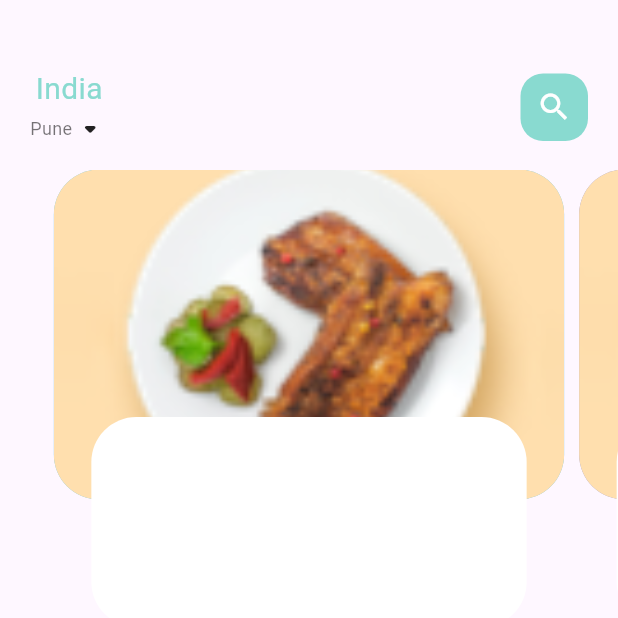
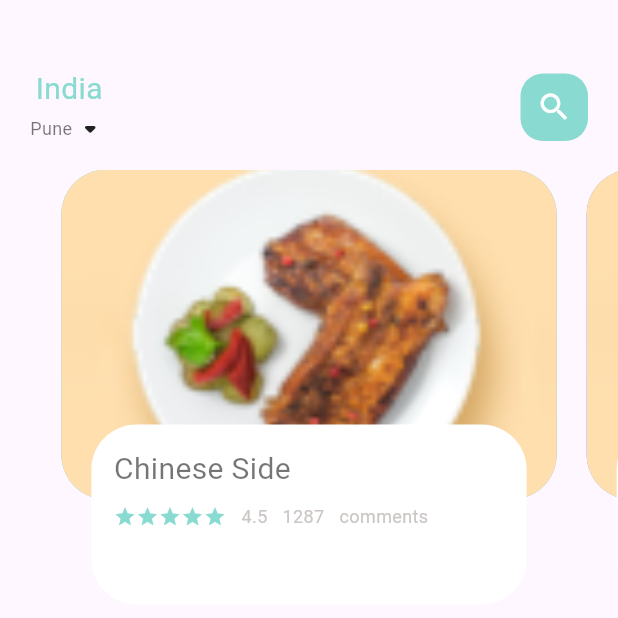
Before and after one commit to AkshayAshokCode/FoodDelivery, a Flutter app: the screen it shows after launch, on a phone screen of 412 x 824 dp, the top half of it. Run offline on Flutter 3.47's test engine with Material 3 defaults, Android fonts, the phone set to English and light mode, and no system bars.

Commit message:
add UI components on container

```diff
--- a/lib/home/food_page_body.dart
+++ b/lib/home/food_page_body.dart
@@ -1,5 +1,9 @@
 import 'package:flutter/cupertino.dart';
 import 'package:flutter/material.dart';
+import 'package:food_delivery/utils/colors.dart';
+
+import '../widgets/big_text.dart';
+import '../widgets/small_text.dart';
 
 class FoodPageBody extends StatefulWidget {
   const FoodPageBody({super.key});
@@ -41,7 +45,7 @@ class _FoodPageBodyState extends State<FoodPageBody> with SingleTickerProviderSt
       children: [
         Container(
         height: 220,
-        margin: EdgeInsets.only(left: 5, right: 5),
+        margin: EdgeInsets.only(left: 10, right: 10),
         decoration: BoxDecoration(
             borderRadius: BorderRadius.circular(30),
             color: index.isEven?Color(0xFF69c5df):Color(0xFF9294cc),
@@ -56,14 +60,42 @@ class _FoodPageBodyState extends State<FoodPageBody> with SingleTickerProviderSt
         Align(
           alignment: Alignment.bottomCenter,
           child: Container(
-              height: 140,
-              margin: EdgeInsets.only(left: 30, right: 30, bottom: 15),
+              height: 120,
+              margin: EdgeInsets.only(left: 30, right: 30, bottom: 30),
               decoration: BoxDecoration(
                   borderRadius: BorderRadius.circular(30),
                   color: Colors.white,
               ),
             child: Container(
-              // add combination of row & column
+              padding: EdgeInsets.only(top: 15, left: 15, right: 15),
+              child: Column(
+                crossAxisAlignment: CrossAxisAlignment.start,
+                children: [
+                  BigText(text: "Chinese Side", color: Colors.black54),
+                  SizedBox(height: 10,),
+                  Row(
+                    children: [
+                      Wrap(
+                        children: List.generate(
+                            5, (index) => Icon(Icons.star, color: AppColors.mainColor, size: 15,)
+                        )
+                      ),
+                      SizedBox(width: 10,),
+                      SmallText(text: "4.5"),
+                      SizedBox(width: 10,),
+                      SmallText(text: "1287"),
+                      SizedBox(width: 10,),
+                      SmallText(text: "comments"),
+                    ]
+                  ),
+                  SizedBox(height: 10,),
+                  Row(
+                    children: [
+
+                    ]
+                  )
+                ],
+              ),
             ),
           ),
         )
```
